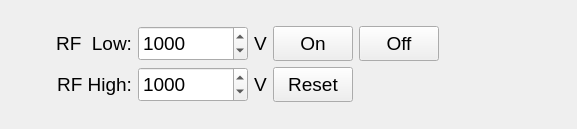
Before: the Qt Designer form RF_System_UI.ui in smertouh/1_MeV_UI_additional, drawn with Qt 5.
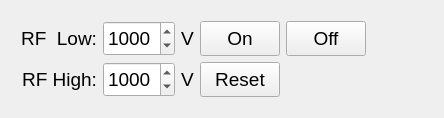
After: the same form once the commit is applied. Icons and pictures are not drawn.

The edit to the form file:
```diff
--- a/RF_System_UI.ui
+++ b/RF_System_UI.ui
@@ -6,8 +6,8 @@
    <rect>
     <x>0</x>
     <y>0</y>
-    <width>577</width>
-    <height>129</height>
+    <width>415</width>
+    <height>118</height>
    </rect>
   </property>
   <property name="sizePolicy">
@@ -368,7 +368,7 @@
       <item row="0" column="5">
        <widget class="QPushButton" name="pushButton_32">
         <property name="enabled">
-         <bool>false</bool>
+         <bool>true</bool>
         </property>
         <property name="sizePolicy">
          <sizepolicy hsizetype="Minimum" vsizetype="Fixed">
@@ -433,7 +433,7 @@
       <item row="1" column="5">
        <widget class="QPushButton" name="pushButton_33">
         <property name="enabled">
-         <bool>false</bool>
+         <bool>true</bool>
         </property>
         <property name="sizePolicy">
          <sizepolicy hsizetype="Minimum" vsizetype="Fixed">
```
